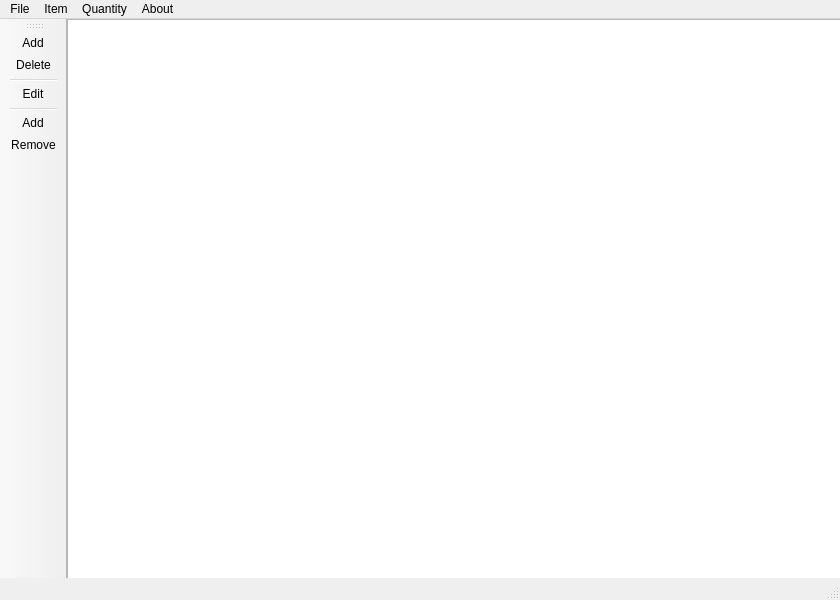
The window that GUI/Nobuk-Inventory/mainwindow.ui (sourcered/Nobuk---Inventory-management) describes before a commit, drawn with Qt 5.
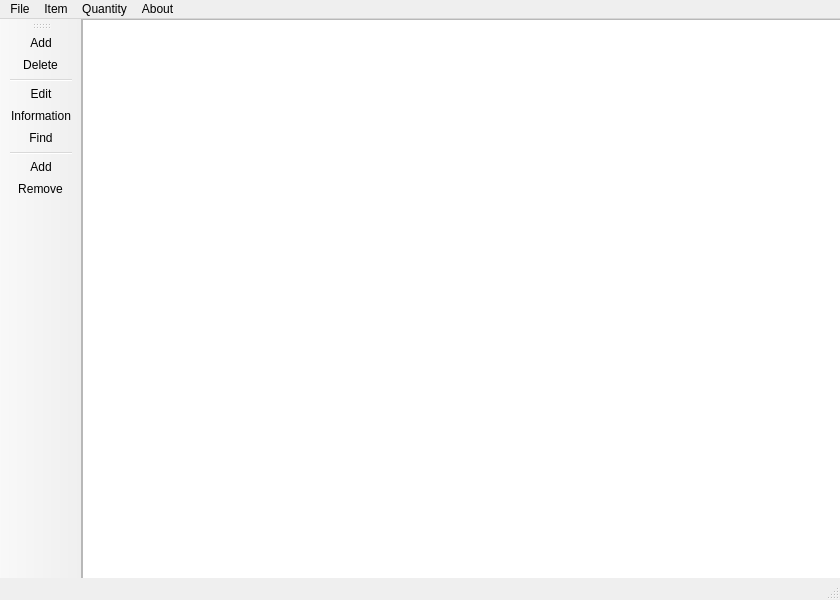
The same window after the commit. Icons and pictures are not drawn.

Diff of the .ui file:
```diff
--- a/GUI/Nobuk-Inventory/mainwindow.ui
+++ b/GUI/Nobuk-Inventory/mainwindow.ui
@@ -96,6 +96,8 @@
    <addaction name="actionDelete_Item"/>
    <addaction name="separator"/>
    <addaction name="actionEdit"/>
+   <addaction name="actionInformation"/>
+   <addaction name="actionFInd"/>
    <addaction name="separator"/>
    <addaction name="actionAdd"/>
    <addaction name="actionRemove"/>
@@ -191,6 +193,24 @@
     <string>Edit</string>
    </property>
   </action>
+  <action name="actionInformation">
+   <property name="icon">
+    <iconset resource="res.qrc">
+     <normaloff>:/res/Nobuk-Inventory-Icons/Show_Informations.png</normaloff>:/res/Nobuk-Inventory-Icons/Show_Informations.png</iconset>
+   </property>
+   <property name="text">
+    <string>Information</string>
+   </property>
+  </action>
+  <action name="actionFInd">
+   <property name="icon">
+    <iconset resource="res.qrc">
+     <normaloff>:/res/Nobuk-Inventory-Icons/Find.png</normaloff>:/res/Nobuk-Inventory-Icons/Find.png</iconset>
+   </property>
+   <property name="text">
+    <string>Find</string>
+   </property>
+  </action>
  </widget>
  <layoutdefault spacing="6" margin="11"/>
  <resources>
```
Left out of the diff: 2 changed lines with no effect on the pictures.
